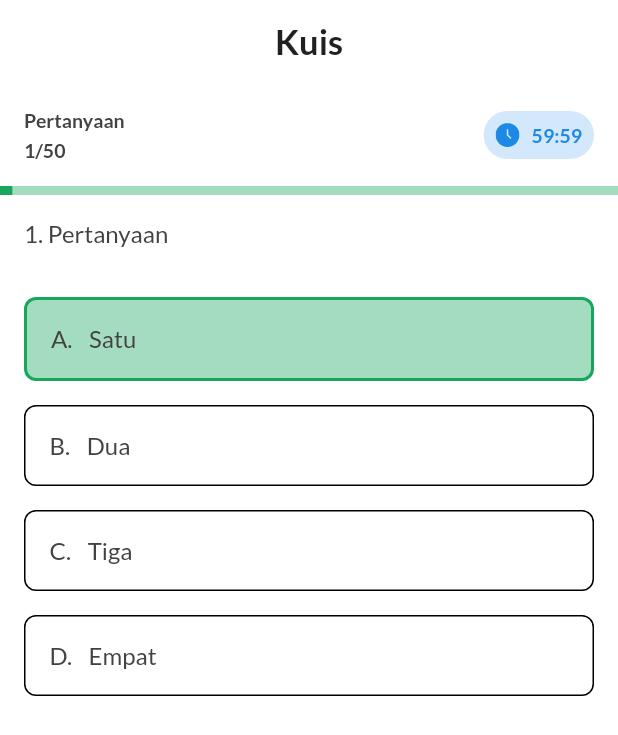
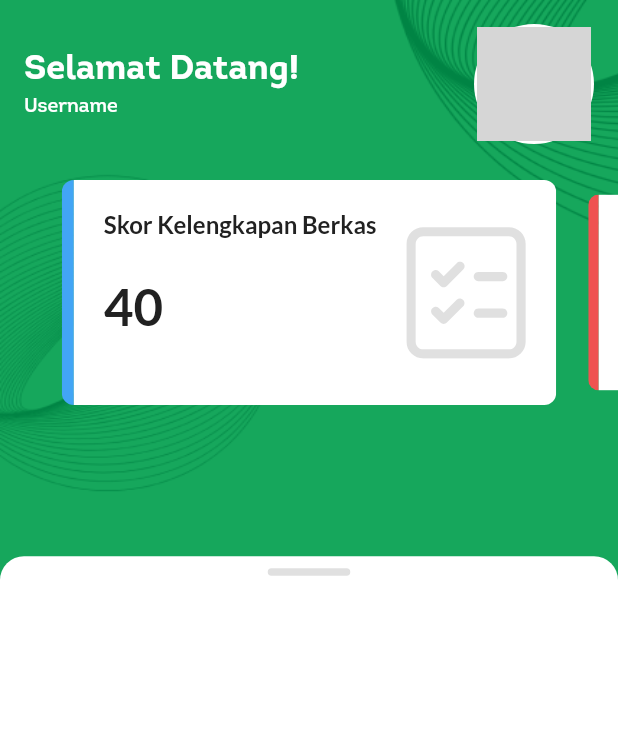
Before and after one commit to DBMPR-JABAR/Assesment-Kepegawaian, a Flutter app: the screen it shows after launch, on a phone screen of 412 x 824 dp. Shown: the top 735 px of the screen. Run offline on Flutter 3.47's test engine with Material 2 defaults, Android fonts, the phone set to English and light mode, and no system bars; drawn by our look-alikes of carousel_slider; our stand-ins replace flutter_svg, get; network calls fail; grey boxes are pictures that could not be loaded.

Commit message:
add dashboard screen

```diff
--- a/lib/common/presentation/widgets/app_bar/app_bar_builder.dart
+++ b/lib/common/presentation/widgets/app_bar/app_bar_builder.dart
@@ -1,6 +1,4 @@
 import 'package:assesment/core_views/color/color_pallete.dart';
-import 'package:assesment/core_views/color/color_scheme_light.dart';
-import 'package:assesment/utils/color_utils.dart';
 import 'package:flutter/material.dart';
 import 'package:flutter/services.dart';
 import 'package:flutter_svg/svg.dart';
@@ -24,13 +22,12 @@ class AppBarBuilder {
               statusBarIconBrightness: Brightness.dark,
             )
           : SystemUiOverlayStyle(
-              statusBarColor: TemanJabarColorSchemeLight.primaryVariantColor,
+              statusBarColor: context.theme.colorScheme.primary,
               statusBarBrightness: Brightness.dark,
               statusBarIconBrightness: Brightness.light,
             ),
-      backgroundColor: isWhiteBackground
-          ? Colors.white
-          : TemanJabarColorSchemeLight.primaryColor,
+      backgroundColor:
+          isWhiteBackground ? Colors.white : context.theme.colorScheme.primary,
       elevation: 0,
       flexibleSpace: Padding(
         padding: EdgeInsets.only(top: context.mediaQueryViewPadding.top),
--- a/lib/common/presentation/widgets/text_input/outlined_text_input_field.dart
+++ b/lib/common/presentation/widgets/text_input/outlined_text_input_field.dart
@@ -1,5 +1,6 @@
 import 'package:assesment/core_views/color/color_pallete.dart';
 import 'package:assesment/core_views/color/color_scheme_light.dart';
+import 'package:assesment/extension/color_scheme_extension.dart';
 import 'package:flutter/material.dart';
 import 'package:get/get.dart';
 
@@ -44,7 +45,7 @@ class _OutlinedTextInputFieldState extends State<OutlinedTextInputField> {
     return OutlineInputBorder(
       borderRadius: BorderRadius.circular(8),
       borderSide: BorderSide(
-        color: TemanJabarColorSchemeLight.borderColor,
+        color: context.theme.colorScheme.borderColor,
         width: 1.5,
       ),
     );
@@ -54,7 +55,7 @@ class _OutlinedTextInputFieldState extends State<OutlinedTextInputField> {
     return OutlineInputBorder(
       borderRadius: BorderRadius.circular(8),
       borderSide: BorderSide(
-        color: TemanJabarColorSchemeLight.borderColor.withOpacity(0.5),
+        color: context.theme.colorScheme.borderColor.withOpacity(0.5),
         width: 1.5,
       ),
     );
@@ -64,7 +65,7 @@ class _OutlinedTextInputFieldState extends State<OutlinedTextInputField> {
     return OutlineInputBorder(
       borderRadius: BorderRadius.circular(8),
       borderSide: BorderSide(
-        color: TemanJabarColorSchemeLight.primaryColor,
+        color: context.theme.colorScheme.primary,
         width: 1.5,
       ),
     );
@@ -74,7 +75,7 @@ class _OutlinedTextInputFieldState extends State<OutlinedTextInputField> {
     return OutlineInputBorder(
       borderRadius: BorderRadius.circular(8),
       borderSide: BorderSide(
-        color: TemanJabarColorSchemeLight.errorColor,
+        color: context.theme.colorScheme.error,
         width: 1.5,
       ),
     );
@@ -94,11 +95,12 @@ class _OutlinedTextInputFieldState extends State<OutlinedTextInputField> {
       decoration: InputDecoration(
         filled: true,
         fillColor: _isEnable
-            ? TemanJabarColorSchemeLight.inputFillColor
-            : TemanJabarColorSchemeLight.inputFillColor.withOpacity(0.5),
+            ? context.theme.colorScheme.inputFillColor
+            : context.theme.colorScheme.inputFillColor.withOpacity(0.5),
         hintText: widget.hint,
-        hintStyle: context.theme.textTheme.bodyText2
-            ?.copyWith(color: TemanJabarColorSchemeLight.borderColor),
+        hintStyle: context.theme.textTheme.bodyText2?.copyWith(
+          color: context.theme.colorScheme.borderColor,
+        ),
         contentPadding: const EdgeInsets.symmetric(
           horizontal: 16,
         ),
--- a/lib/core_views/color/color_scheme_light.dart
+++ b/lib/core_views/color/color_scheme_light.dart
@@ -1,25 +1,19 @@
 import 'dart:ui';
-
-import 'package:assesment/utils/color_utils.dart';
 
 import './color_pallete.dart';
 
 abstract class TemanJabarColorSchemeLight {
   static Color get primaryColor => ColorPallete.green_600;
 
-  static Color get primaryVariantColor =>
-      ColorPallete.green_800;
+  static Color get primaryVariantColor => ColorPallete.green_800;
 
-  static Color get secondaryColor =>
-      ColorPallete.yellow_400;
+  static Color get secondaryColor => ColorPallete.yellow_400;
 
-  static Color get secondaryVariantColor =>
-      ColorPallete.yellow_600;
+  static Color get secondaryVariantColor => ColorPallete.yellow_600;
 
   static Color get tertiaryColor => ColorPallete.blue_600;
 
-  static Color get tertiaryVariantColor =>
-      ColorPallete.blue_800;
+  static Color get tertiaryVariantColor => ColorPallete.blue_800;
 
   static Color get activeColor => ColorPallete.green_700;
 
@@ -27,18 +21,17 @@ abstract class TemanJabarColorSchemeLight {
 
   static Color get warningColor => (ColorPallete.yellow_700);
 
+  static Color get infoColor => (ColorPallete.blue_700);
+
   static Color get headerTextColor => (ColorPallete.gray_900);
 
-  static Color get headerTextSecondaryColor =>
-      (ColorPallete.blue_gray_900);
+  static Color get headerTextSecondaryColor => (ColorPallete.blue_gray_900);
 
   static Color get bodyTextColor => (ColorPallete.gray_800);
 
-  static Color get bodyTextSecondaryColor =>
-      (ColorPallete.gray_700);
+  static Color get bodyTextSecondaryColor => (ColorPallete.gray_700);
 
-  static Color get disabledTextColor =>
-      (ColorPallete.gray_600);
+  static Color get disabledTextColor => (ColorPallete.gray_600);
 
   static Color get borderColor => (ColorPallete.gray_400);
 
--- /dev/null
+++ b/lib/extension/color_scheme_extension.dart
@@ -0,0 +1,44 @@
+import 'package:assesment/core_views/color/color_scheme_light.dart';
+import 'package:flutter/material.dart';
+import 'package:flutter/scheduler.dart';
+
+extension ColorSchemeExtension on ColorScheme {
+  bool get _isDarkTheme =>
+      SchedulerBinding.instance.window.platformBrightness == Brightness.dark;
+
+  Color get info {
+    return TemanJabarColorSchemeLight.infoColor;
+  }
+
+  Color get warning {
+    return TemanJabarColorSchemeLight.warningColor;
+  }
+
+  Color get headerTextColor {
+    return TemanJabarColorSchemeLight.headerTextColor;
+  }
+
+  Color get headerTextSecondaryColor {
+    return TemanJabarColorSchemeLight.headerTextSecondaryColor;
+  }
+
+  Color get bodyTextColor {
+    return TemanJabarColorSchemeLight.bodyTextColor;
+  }
+
+  Color get bodyTextSecondaryColor {
+    return TemanJabarColorSchemeLight.bodyTextSecondaryColor;
+  }
+
+  Color get disabledTextColor {
+    return TemanJabarColorSchemeLight.disabledTextColor;
+  }
+
+  Color get borderColor {
+    return TemanJabarColorSchemeLight.borderColor;
+  }
+
+  Color get inputFillColor {
+    return TemanJabarColorSchemeLight.inputFillColor;
+  }
+}
--- /dev/null
+++ b/lib/features/dashboard/presentation/view/dashboard_page.dart
@@ -0,0 +1,166 @@
+import 'package:assesment/core_views/color/color_pallete.dart';
+import 'package:assesment/features/dashboard/presentation/widgets/score_carousel.dart';
+import 'package:carousel_slider/carousel_slider.dart';
+import 'package:flutter/material.dart';
+import 'package:flutter_svg/svg.dart';
+import 'package:get/get.dart';
+
+class DashboardPage extends StatelessWidget {
+  const DashboardPage({Key? key}) : super(key: key);
+
+  @override
+  Widget build(BuildContext context) {
+    return Scaffold(
+      resizeToAvoidBottomInset: false,
+      body: Stack(
+        children: [
+          Image.asset(
+            "assets/images/login_bg.png",
+            fit: BoxFit.fill,
+            width: Get.width,
+            height: Get.height,
+          ),
+          Column(
+            children: [
+              Container(
+                margin: EdgeInsets.only(
+                  top: MediaQuery.of(context).viewPadding.top + 16,
+                  left: 16,
+                  right: 16,
+                ),
+                child: Row(
+                  mainAxisAlignment: MainAxisAlignment.spaceBetween,
+                  children: [
+                    Column(
+                      crossAxisAlignment: CrossAxisAlignment.start,
+                      mainAxisSize: MainAxisSize.min,
+                      children: [
+                        Text(
+                          "Selamat Datang!",
+                          style: context.textTheme.headline5?.copyWith(
+                            fontFamily: "Intro",
+                            color: Colors.white,
+                          ),
+                        ),
+                        const SizedBox(
+                          height: 4,
+                        ),
+                        Text(
+                          "Username",
+                          style: context.textTheme.bodyText2?.copyWith(
+                            fontFamily: "Intro",
+                            color: Colors.white,
+                          ),
+                        ),
+                      ],
+                    ),
+                    const CircleAvatar(
+                      radius: 40,
+                      backgroundColor: Colors.white,
+                      child: CircleAvatar(
+                        radius: 38,
+                        backgroundImage: NetworkImage(
+                          "https://images.pexels.com/photos/2379004/pexels-photo-2379004.jpeg?auto=compress&cs=tinysrgb&dpr=1&w=500",
+                        ),
+                      ),
+                    )
+                  ],
+                ),
+              ),
+              const SizedBox(
+                height: 24,
+              ),
+              CarouselSlider(
+                options: CarouselOptions(
+                  enableInfiniteScroll: false,
+                  height: 150,
+                  enlargeCenterPage: true,
+                  enlargeStrategy: CenterPageEnlargeStrategy.scale,
+                ),
+                items: [
+                  ScoreCarousel(
+                    label: "Skor Kelengkapan Berkas",
+                    score: 40.toString(),
+                    borderColor: ColorPallete.blue_400,
+                    trailing: SvgPicture.asset(
+                      "assets/svg/ic_note_checklist_outline.svg",
+                      width: 80,
+                      color: ColorPallete.gray_300,
+                    ),
+                  ),
+                  ScoreCarousel(
+                    label: "Skor Substansi Berkas",
+                    score: 30.toString(),
+                    borderColor: ColorPallete.red_400,
+                    trailing: SvgPicture.asset(
+                      "assets/svg/ic_graph_bar_outline.svg",
+                      width: 80,
+                      color: ColorPallete.gray_300,
+                    ),
+                  ),
+                  ScoreCarousel(
+                    label: "Skor Test & Karya Tulis",
+                    score: 20.toString(),
+                    borderColor: ColorPallete.yellow_400,
+                    trailing: SvgPicture.asset(
+                      "assets/svg/ic_note_edit_outline.svg",
+                      width: 80,
+                      color: ColorPallete.gray_300,
+                    ),
+                  ),
+                  ScoreCarousel(
+                    label: "Skor Wawancara",
+                    score: 10.toString(),
+                    borderColor: ColorPallete.green_400,
+                    trailing: SvgPicture.asset(
+                      "assets/svg/ic_bubble_chat_outline.svg",
+                      width: 80,
+                      color: ColorPallete.gray_300,
+                    ),
+                  ),
+                ],
+              )
+            ],
+          ),
+          DraggableScrollableSheet(
+            initialChildSize: 0.55,
+            minChildSize: 0.55,
+            snap: true,
+            builder: (BuildContext context, ScrollController scrollController) {
+              return Container(
+                decoration: const BoxDecoration(
+                  borderRadius: BorderRadius.only(
+                    topRight: Radius.circular(16),
+                    topLeft: Radius.circular(16),
+                  ),
+                  color: Colors.white,
+                ),
+                child: SingleChildScrollView(
+                  keyboardDismissBehavior:
+                      ScrollViewKeyboardDismissBehavior.onDrag,
+                  controller: scrollController,
+                  child: Column(
+                    crossAxisAlignment: CrossAxisAlignment.center,
+                    children: [
+                      const SizedBox(
+                        height: 8,
+                      ),
+                      Container(
+                        width: 55,
+                        height: 5,
+                        decoration: BoxDecoration(
+                          borderRadius: BorderRadius.circular(8),
+                          color: ColorPallete.gray_300,
+                        ),
+                      ),
+                    ],
+                  ),
+                ),
+              );
+            },
+          ),
+        ],
+      ),
+    );
+  }
+}
--- /dev/null
+++ b/lib/features/dashboard/presentation/widgets/score_carousel.dart
@@ -0,0 +1,69 @@
+import 'package:flutter/material.dart';
+import 'package:get/get.dart';
+
+class ScoreCarousel extends StatelessWidget {
+  final String label;
+  final String score;
+  final Color borderColor;
+  final Widget? trailing;
+
+  const ScoreCarousel({
+    Key? key,
+    required this.label,
+    required this.score,
+    required this.borderColor,
+    this.trailing,
+  }) : super(key: key);
+
+  @override
+  Widget build(BuildContext context) {
+    return ClipRRect(
+      borderRadius: BorderRadius.circular(8),
+      child: Row(
+        children: [
+          Container(
+            width: 8,
+            height: double.infinity,
+            color: borderColor,
+          ),
+          Expanded(
+            child: Container(
+              color: Colors.white,
+              padding: const EdgeInsets.all(20),
+              child: Row(
+                mainAxisAlignment: MainAxisAlignment.spaceBetween,
+                children: [
+                  Expanded(
+                    child: Column(
+                      crossAxisAlignment: CrossAxisAlignment.start,
+                      children: [
+                        Text(
+                          label,
+                          style: context.textTheme.subtitle1
+                              ?.copyWith(fontWeight: FontWeight.bold),
+                        ),
+                        Expanded(
+                          child: Align(
+                            alignment: Alignment.centerLeft,
+                            child: Text(
+                              score,
+                              style: context.textTheme.headline3,
+                            ),
+                          ),
+                        )
+                      ],
+                    ),
+                  ),
+                  const SizedBox(
+                    width: 8,
+                  ),
+                  trailing ?? Container(),
+                ],
+              ),
+            ),
+          ),
+        ],
+      ),
+    );
+  }
+}
--- a/lib/features/login/presentation/view/login_page.dart
+++ b/lib/features/login/presentation/view/login_page.dart
@@ -1,10 +1,9 @@
+import 'package:assesment/common/presentation/widgets/button/contained_button.dart';
 import 'package:assesment/common/presentation/widgets/logo/app_logo.dart';
-import 'package:assesment/common/presentation/widgets/button/contained_button.dart';
 import 'package:assesment/common/presentation/widgets/text_input/label_outlined_text_input.dart';
 import 'package:assesment/core_views/color/color_pallete.dart';
-import 'package:assesment/core_views/color/color_scheme_light.dart';
+import 'package:assesment/extension/color_scheme_extension.dart';
 import 'package:assesment/features/login/presentation/controller/login_controller.dart';
-import 'package:assesment/utils/color_utils.dart';
 import 'package:flutter/material.dart';
 import 'package:get/get.dart';
 
@@ -62,11 +61,12 @@ class LoginPage extends GetView<LoginController> {
             builder: (BuildContext context, ScrollController scrollController) {
               return Container(
                 decoration: const BoxDecoration(
-                    borderRadius: BorderRadius.only(
-                      topRight: Radius.circular(16),
-                      topLeft: Radius.circular(16),
-                    ),
-                    color: Colors.white),
+                  borderRadius: BorderRadius.only(
+                    topRight: Radius.circular(16),
+                    topLeft: Radius.circular(16),
+                  ),
+                  color: Colors.white,
+                ),
                 child: SingleChildScrollView(
                   keyboardDismissBehavior:
                       ScrollViewKeyboardDismissBehavior.onDrag,
@@ -140,7 +140,7 @@ class LoginPage extends GetView<LoginController> {
                   fontFamily: "Intro",
                   fontSize: 11,
                   height: 1.25,
-                  color: TemanJabarColorSchemeLight.disabledTextColor,
+                  color: context.theme.colorScheme.disabledTextColor,
                 ),
               ),
             ),
--- a/lib/features/splash_screen/presentation/controller/splash_screen_controller.dart
+++ b/lib/features/splash_screen/presentation/controller/splash_screen_controller.dart
@@ -6,7 +6,7 @@ class SplashScreenController extends GetxController {
   void onInit() {
     super.onInit();
     Future.delayed(const Duration(seconds: 2), () {
-      Get.offNamed(Routes.LOGIN);
+      Get.offNamed(Routes.DASHBOARD);
     });
   }
 }
--- a/lib/main.dart
+++ b/lib/main.dart
@@ -17,7 +17,7 @@ class MyApp extends StatelessWidget {
       debugShowCheckedModeBanner: false,
       title: 'Assesment Kepegawaian',
       theme: TemanJabarTheme.light(),
-      initialRoute: Routes.QUIZ,
+      initialRoute: Routes.SPLASH_SCREEN,
       getPages: AppPages.routes,
     );
   }
--- a/lib/routes/app_pages.dart
+++ b/lib/routes/app_pages.dart
@@ -1,3 +1,4 @@
+import 'package:assesment/features/dashboard/presentation/view/dashboard_page.dart';
 import 'package:assesment/features/login/presentation/binding/login_binding.dart';
 import 'package:assesment/features/login/presentation/view/login_page.dart';
 import 'package:assesment/features/quiz/presentation/view/quiz_page.dart';
@@ -24,5 +25,9 @@ class AppPages {
       name: Routes.QUIZ,
       page: () => const QuizPage(),
     ),
+    GetPage(
+      name: Routes.DASHBOARD,
+      page: () => const DashboardPage(),
+    ),
   ];
 }
--- a/lib/routes/app_routes.dart
+++ b/lib/routes/app_routes.dart
@@ -6,6 +6,7 @@ class Routes {
   static const LOGIN = _Paths.AUTHENTICATION + _Paths.LOGIN;
   static const REGISTER = _Paths.AUTHENTICATION + _Paths.REGISTER;
   static const QUIZ = _Paths.QUIZ;
+  static const DASHBOARD = _Paths.DASHBOARD;
 }
 
 abstract class _Paths {
@@ -16,4 +17,5 @@ abstract class _Paths {
   static const LOGIN = "/login";
   static const REGISTER = "/register";
   static const QUIZ = "/quiz";
+  static const DASHBOARD = "/dashboard";
 }
--- a/pubspec.yaml
+++ b/pubspec.yaml
@@ -36,6 +36,7 @@ dependencies:
   cupertino_icons: ^1.0.2
   get: ^4.6.5
   flutter_svg: ^1.1.4
+  carousel_slider: ^4.1.1
 
 dev_dependencies:
   flutter_test:
```
Also changed, not shown: assets/svg/ic_bubble_chat_outline.svg (added), assets/svg/ic_graph_bar_outline.svg (added), assets/svg/ic_note_checklist_outline.svg (added), assets/svg/ic_note_edit_outline.svg (added), pubspec.lock.
